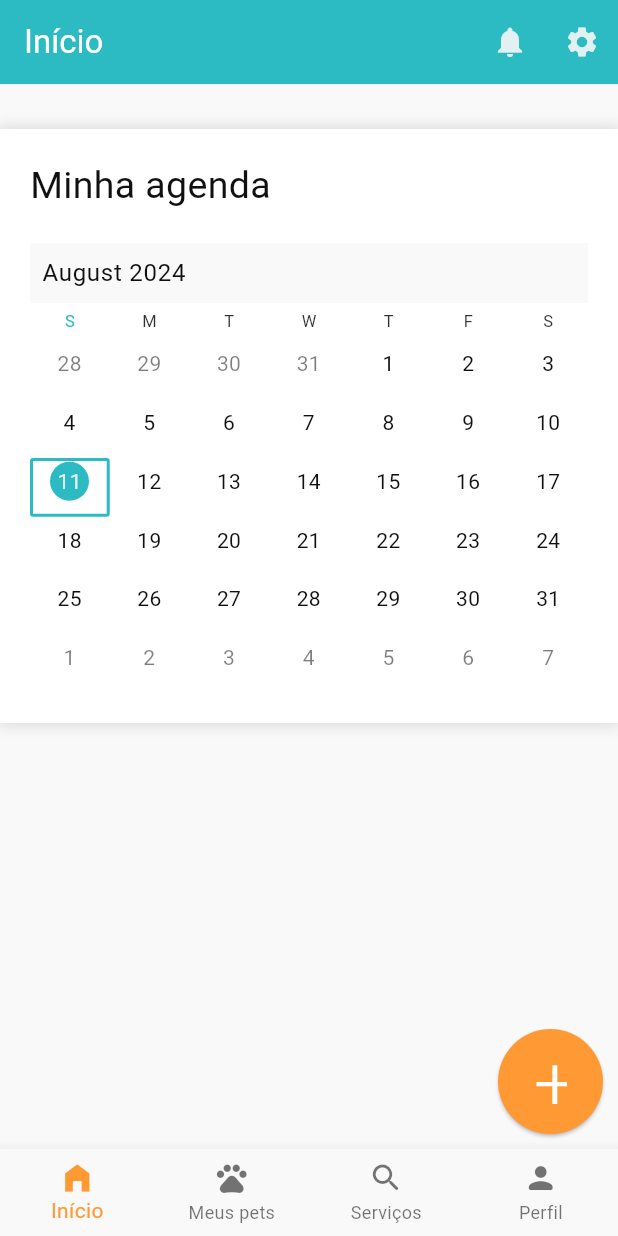
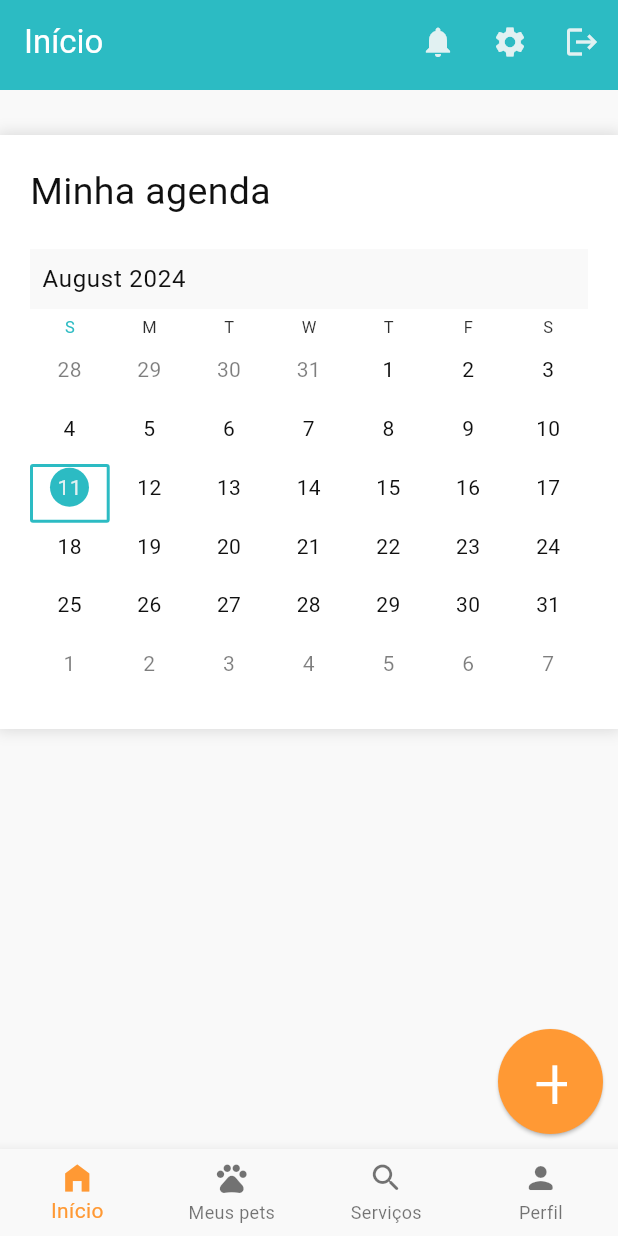
Before and after one commit to DaviNicoletto/pet_parent, a Flutter app: the HomePage screen opened by its route, on a phone screen of 412 x 824 dp. Run offline on Flutter 3.47's test engine with Material 3 defaults, Android fonts, the phone set to English and light mode, and no system bars; drawn by our look-alikes of syncfusion_flutter_calendar; our stand-ins replace cloud_firestore, firebase_auth, firebase_core, google_fonts; accounts and stored records are empty; generated files the repository leaves out were written again; Roboto replaces fonts that are missing (Inika).

Commit message:
Feat [LogOut]: Added user LogOut functions and temporary button at app bar

```diff
--- a/lib/src/views/home_view.dart
+++ b/lib/src/views/home_view.dart
@@ -1,6 +1,7 @@
 import 'package:flutter/material.dart';
 import 'package:google_fonts/google_fonts.dart';
 import 'package:pet_parent/src/views/pets_view.dart';
+import 'package:pet_parent/src/widgets/app_bar_widget.dart';
 import 'package:pet_parent/src/widgets/appointment_modal_widget.dart';
 import 'package:pet_parent/src/widgets/custom_navigation_bar.dart';
 import '../constants/app_constants.dart';
@@ -38,17 +39,7 @@ class _HomePageState extends State<HomePage> {
   Widget build(BuildContext context) {
 
     return Scaffold(
-      appBar: AppBar(
-          automaticallyImplyLeading: false,
-          title: Text(
-            constants.homePageTitle,
-            style: GoogleFonts.inika(
-                textStyle: const TextStyle(color: Colors.white)),
-          ),
-          actions: [
-            IconButton(onPressed: () {}, icon: const Icon(Icons.notifications)),
-            IconButton(onPressed: () {}, icon: const Icon(Icons.settings)),
-          ]),
+      appBar: customAppBar(),
 
       body: Center(child: _widgetOptions.elementAt(_selectedIndex),),
 
--- /dev/null
+++ b/lib/src/widgets/app_bar_widget.dart
@@ -0,0 +1,41 @@
+import 'package:flutter/material.dart';
+import 'package:google_fonts/google_fonts.dart';
+import 'package:pet_parent/src/constants/app_constants.dart';
+import 'package:pet_parent/src/services/auth_service.dart';
+import 'package:provider/provider.dart';
+
+class customAppBar extends StatefulWidget implements PreferredSizeWidget {
+  const customAppBar({super.key});
+
+  @override
+  State<customAppBar> createState() => customAppBarState();
+
+  @override
+  Size get preferredSize => const Size.fromHeight(60);
+}
+
+class customAppBarState extends State<customAppBar> {
+  AppConstants constants = AppConstants();
+  AppColors colors = AppColors();
+
+  @override
+  Widget build(BuildContext context) {
+  final auth = Provider.of<DBAuth>(context, listen: false);
+    return AppBar(
+        automaticallyImplyLeading: false,
+        title: Text(
+          constants.homePageTitle,
+          style: GoogleFonts.inika(
+              textStyle: const TextStyle(color: Colors.white)),
+        ),
+        actions: [
+          IconButton(onPressed: () {}, icon: const Icon(Icons.notifications)),
+          IconButton(onPressed: () {}, icon: const Icon(Icons.settings)),
+          IconButton(
+              onPressed: () {
+                auth.logOutUser(context);
+              },
+              icon: const Icon(Icons.logout)),
+        ]);
+  }
+}
--- a/lib/src/widgets/auth_check.dart
+++ b/lib/src/widgets/auth_check.dart
@@ -17,6 +17,12 @@ class _AuthCheckState extends State<AuthCheck> {
   Widget build(BuildContext context) {
     DBAuth auth = Provider.of<DBAuth>(context);
 
+    if(auth.isSignedIn){
+      return HomePage();
+    } if (auth.isSignedIn) {
+      return FirstAcessPage();
+    }
+
     if (auth.isLoading) {
       return loading();
     } else if (auth.loggedUser == null) {
```
Also changed, not shown: lib/src/services/auth_service.dart (+34 -6 lines).
